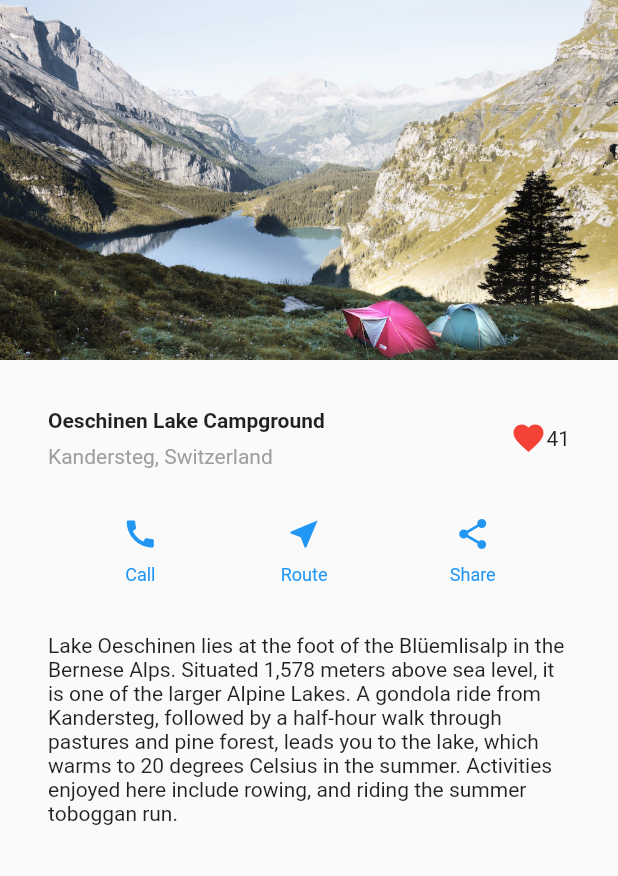
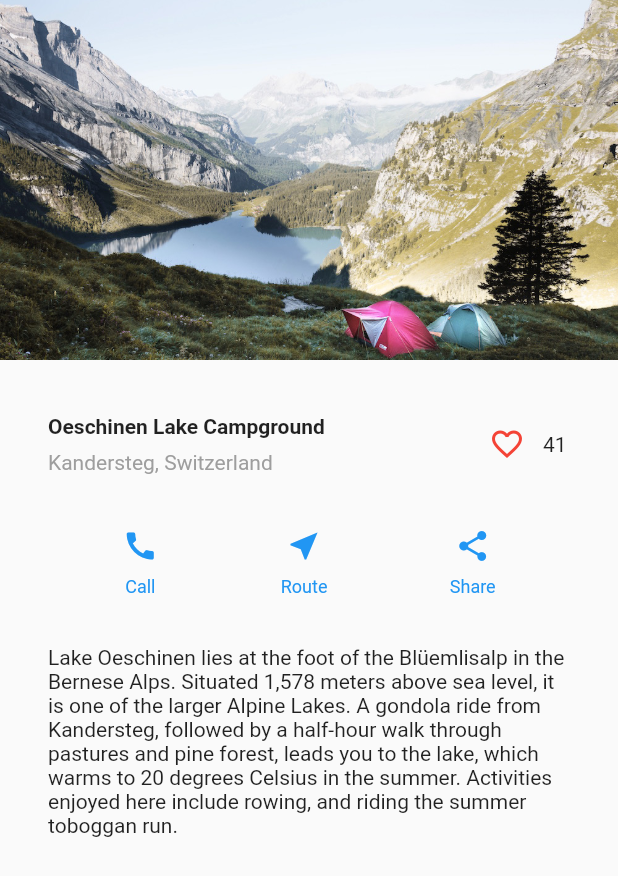
Before and after one commit to bryanbauzon/flutter_training, a Flutter app: the FavoriteWidget screen opened directly, on a phone screen of 412 x 824 dp. Shown: the top 876 px of the screen. Run offline on Flutter 3.47's test engine with Material 2 defaults, Android fonts, the phone set to English and light mode, and no system bars.

Commit message:
temporary fix for favorite-page page

```diff
--- a/lib/screens/favorite-page.dart
+++ b/lib/screens/favorite-page.dart
@@ -6,10 +6,9 @@ class FavoriteWidget extends StatefulWidget{
     _FavoriteWidgetState createState() => _FavoriteWidgetState();
 }
 
+
 class _FavoriteWidgetState extends State<FavoriteWidget>{
 
-  bool _isFavorited = false;
-  int _favoriteCount = 41;
 
   Widget _titleSection = Container(
     padding: const EdgeInsets.all(32),
@@ -39,11 +38,7 @@ class _FavoriteWidgetState extends State<FavoriteWidget>{
             ],
           ),
           ),
-          Icon(
-            Icons.favorite,
-            color:Colors.red[500]
-          ),
-          Text('41')
+           subFavoriteWidget()
       ],
     ),
   );
@@ -111,10 +106,45 @@ Widget _buttonSection = Container(
         )
     );
   }
+}
 
 
+class subFavoriteWidget extends StatefulWidget{
+  @override
+  _subFavoriteWidgetState createState() =>_subFavoriteWidgetState();
+}
+class _subFavoriteWidgetState extends State<subFavoriteWidget>{
 
-  void _toggleFavorite(){
+  bool _isFavorited = false;
+  int _favoriteCount = 41;
+
+  @override
+  Widget build(BuildContext context) {
+    // TODO: implement build
+    return Row(
+
+        mainAxisSize:MainAxisSize.min,
+      children: <Widget>[
+        Container(
+                padding: EdgeInsets.all(0),
+                child: IconButton(
+                  icon:_isFavorited?  Icon(Icons.favorite):Icon(Icons.favorite_border),
+                  color: Colors.red[500],
+                  onPressed: _toggleFavorite,
+                ),
+            ),
+            SizedBox(
+              width: 18,
+              child: Container(
+                child:Text('$_favoriteCount'),
+              ),
+
+            )
+      ],
+    );
+  }
+
+void _toggleFavorite(){
   setState((){
       if(_isFavorited){
           _favoriteCount -= 1;
@@ -124,22 +154,6 @@ Widget _buttonSection = Container(
           _isFavorited = true;
       }
   });
+  }
+
 }
-}
-
-
-//  Container(
-//                 padding: EdgeInsets.all(0),
-//                 child: IconButton(
-//                   icon:_isFavorited?  Icon(Icons.favorite):Icon(Icons.favorite_border),
-//                   color: Colors.red[500],
-//                   onPressed: _toggleFavorite,
-//                 ),
-//             ),
-//             SizedBox(
-//               width: 18,
-//               child: Container(
-//                 child:Text('$_favoriteCount'),
-//               ),
-
-//             )
```
